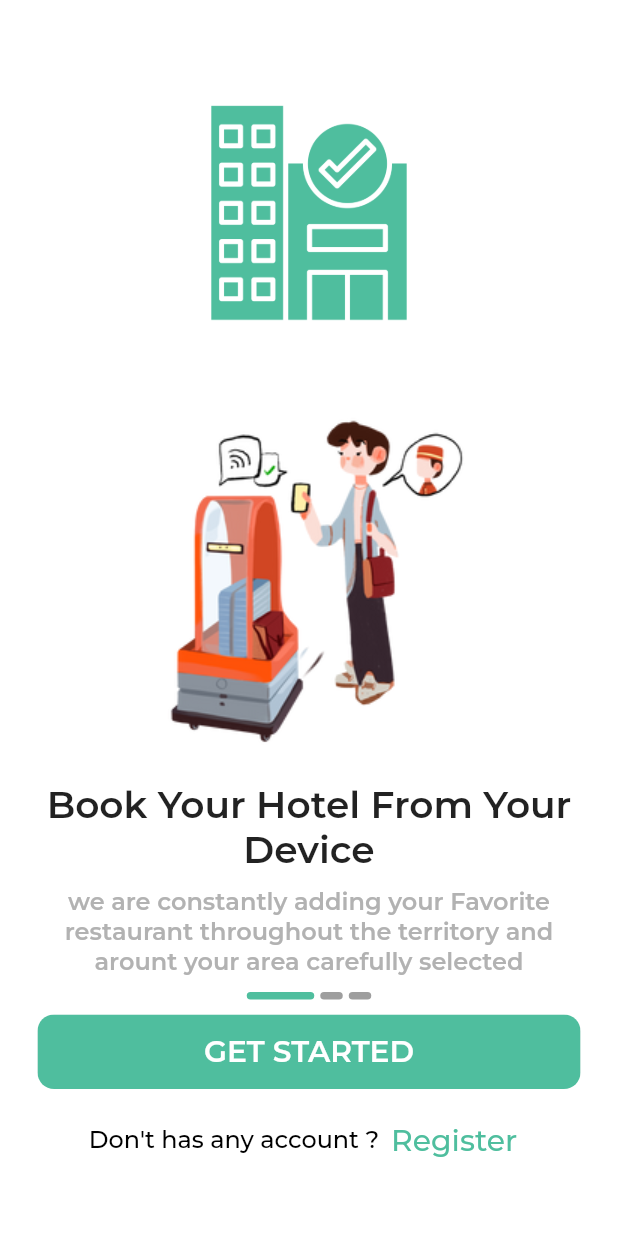
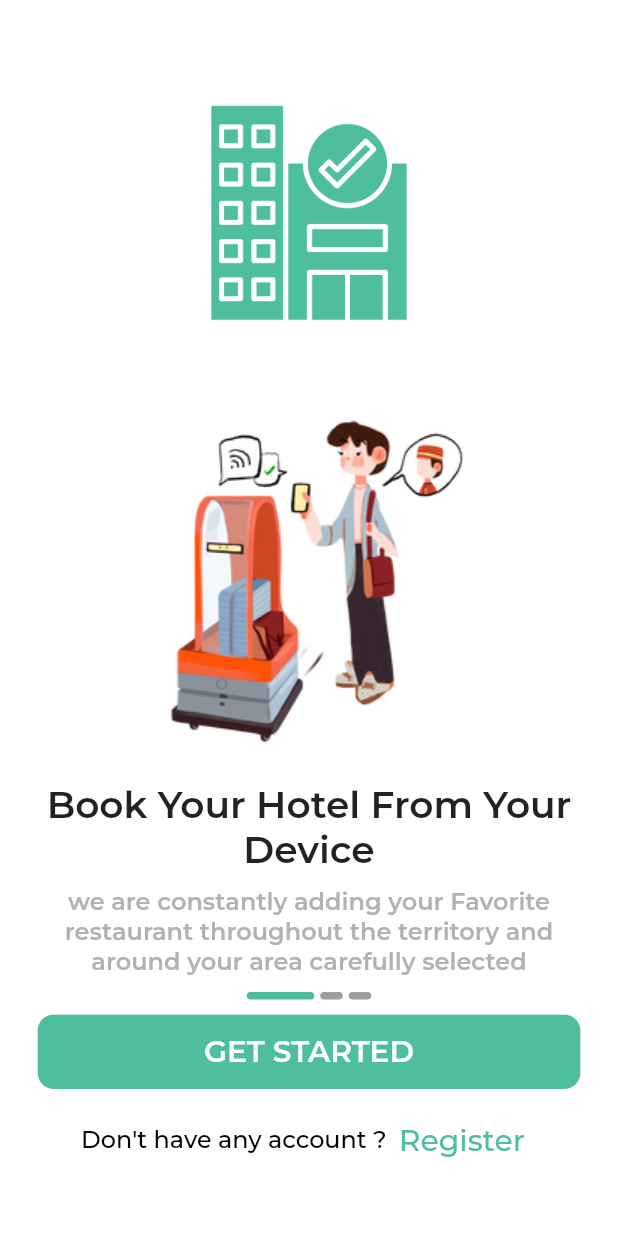
Before and after one commit to Atevaz/hotel-booking, a Flutter app: the screen it shows after launch, on a phone screen of 412 x 824 dp. Run offline on Flutter 3.47's test engine with Material 2 defaults, Android fonts, the phone set to English and light mode, and no system bars; drawn by our look-alikes of smooth_page_indicator; our stand-ins replace bloc, conditional_builder_null_safety, dartz, dio, easy_localization, equatable and 12 more; accounts and stored records are empty.

Commit message:
some edits in UI

```diff
--- a/assets/i18n/ar-EG.json
+++ b/assets/i18n/ar-EG.json
@@ -47,7 +47,7 @@
     "Sign Up": "تسجيل",
     "SIGN UP": "تسجيل",
     "User Name": "اسم المستخدم",
-    "Already hav account? ": "لدى حساب بالفعل",
+    "Already have account? ": "لدى حساب بالفعل",
     "By signing up, you agreed with our terms of services and privacy policy": "من خلال التسجيل ، فإنك توافق على شروط الخدمات وسياسة الخصوصية الخاصة بنا",
     "LOGIN": "تسجيل الدخول",
     "Hotel Name": "اسم الفندق",
@@ -61,10 +61,10 @@
     "Dark Mode": "الوضع المظلم",
     "Edit Profile": "تعديل الملف الشخصي",
     "Book one of your unique hotel to escape the ordinary": "احجز أحد فنادقك الفريدة للهروب من المألوف",
-    "we are constantly adding your Favorite restaurant throughout the territory and arount your area carefully selected": "نحن نضيف باستمرار مطعمك المفضل في جميع أنحاء الإقليم ونؤرق منطقتك المختارة بعناية",
-    "Don\\'t has any account ?": "ليس لدى حساب",
+    "we are constantly adding your Favorite restaurant throughout the territory and around your area carefully selected": "نحن نضيف باستمرار مطعمك المفضل في جميع أنحاء الإقليم ونؤرق منطقتك المختارة بعناية",
+    "Don\\'t have any account ?": "ليس لدى حساب",
     "Get Started": "البدء",
     "GET STARTED": "البدء",
     "Register": "تسجيل",
-    "Don't has any account ?": "ليس لدى حساب"
+    "Don't have any account ?": "ليس لدى حساب"
 }
--- a/assets/i18n/en-US.json
+++ b/assets/i18n/en-US.json
@@ -47,7 +47,7 @@
     "Sign Up": "Sign Up",
     "SIGN UP": "SIGN UP",
     "User Name": "User Name",
-    "Already hav account? ": "Already hav account? ",
+    "Already have account? ": "Already have account? ",
     "By signing up, you agreed with our terms of services and privacy policy": "By signing up, you agreed with our terms of services and privacy policy",
     "LOGIN": "LOGIN",
     "Hotel Name": "Hotel Name",
@@ -61,10 +61,10 @@
     "Dark Mode": "Dark Mode",
     "Edit Profile": "Edit Profile",
     "Book one of your unique hotel to escape the ordinary": "Book one of your unique hotel to escape the ordinary",
-    "we are constantly adding your Favorite restaurant throughout the territory and arount your area carefully selected": "we are constantly adding your Favorite restaurant throughout the territory and arount your area carefully selected",
-    "Don\\'t has any account ?": "Don\\'t has any account ?",
+    "we are constantly adding your Favorite restaurant throughout the territory and around your area carefully selected": "we are constantly adding your Favorite restaurant throughout the territory and around your area carefully selected",
+    "Don\\'t have any account ?": "Don\\'t have any account ?",
     "Get Started": "Get Started",
     "GET STARTED": "GET STARTED",
     "Register": "Register",
-    "Don't has any account ?": "Don't has any account ?"
+    "Don't have any account ?": "Don't have any account ?"
 }
--- a/lib/core/constants/error_messages.dart
+++ b/lib/core/constants/error_messages.dart
@@ -23,3 +23,6 @@ const String Remove_User_Ar_Err = 'غير قادر على إزالة المست
 
 const String Invalid_Email_Format_En_Err = 'Invalid email format!';
 const String Invalid_Email_Format_Ar_Err = 'تنسيق بريد إلكتروني غير صالح!';
+
+const String Password_not_matching_En_Err = 'Passwords do NOT match';
+const String Password_not_matching_Ar_Err = 'كلمات المرور غير متطابقة';
--- a/lib/presentation/screens/shared/on_boarding.dart
+++ b/lib/presentation/screens/shared/on_boarding.dart
@@ -36,19 +36,19 @@ class _OnBoardingScreenState extends State<OnBoardingScreen> {
       image: 'assets/images/onboarding1.png',
       title: 'Book Your Hotel From Your Device',
       body:
-          'we are constantly adding your Favorite restaurant throughout the territory and arount your area carefully selected',
+          'we are constantly adding your Favorite restaurant throughout the territory and around your area carefully selected',
     ),
     BoardingModel(
       image: 'assets/images/onboarding2.png',
       title: 'Hotel EveryWere And Anytime',
       body:
-          'we are constantly adding your Favorite restaurant throughout the territory and arount your area carefully selected',
+          'we are constantly adding your Favorite restaurant throughout the territory and around your area carefully selected',
     ),
     BoardingModel(
       image: 'assets/images/onboarding3.png',
       title: 'Your Comfortable Here In Our Hotels',
       body:
-          'we are constantly adding your Favorite restaurant throughout the territory and arount your area carefully selected',
+          'we are constantly adding your Favorite restaurant throughout the territory and around your area carefully selected',
     ),
   ];
 
@@ -112,7 +112,7 @@ class _OnBoardingScreenState extends State<OnBoardingScreen> {
               mainAxisAlignment: MainAxisAlignment.center,
               children: [
                 const MediumText(
-                  text: 'Don\'t has any account ?',
+                  text: 'Don\'t have any account ?',
                   fontSize: 16,
                 ),
                 DefaultTextButton(
```
Also changed, not shown: lib/presentation/screens/shared/auth_layout/register_screen.dart (+5 -4 lines), lib/presentation/screens/user/profile_layout/change_password_screen.dart (+6 -5 lines).
